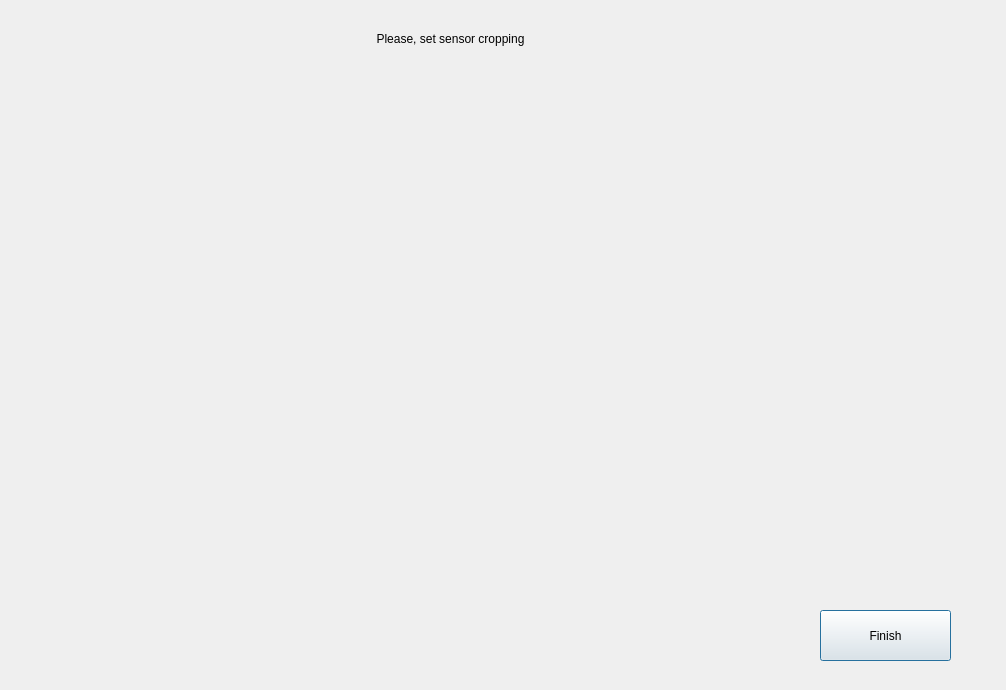
azar923/sandboxQt, file crop.ui: the form before one commit.
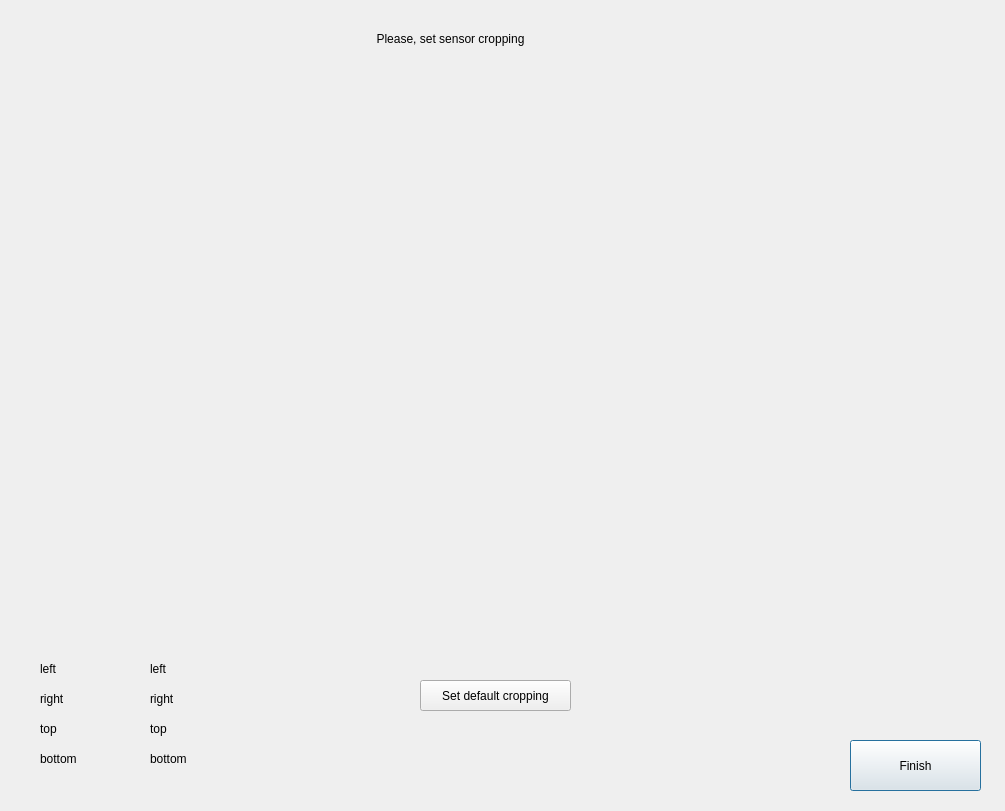
The form after the commit.

Patch:
```diff
--- a/crop.ui
+++ b/crop.ui
@@ -6,8 +6,8 @@
    <rect>
     <x>0</x>
     <y>0</y>
-    <width>1006</width>
-    <height>690</height>
+    <width>1005</width>
+    <height>811</height>
    </rect>
   </property>
   <property name="windowTitle">
@@ -16,8 +16,8 @@
   <widget class="QPushButton" name="finish">
    <property name="geometry">
     <rect>
-     <x>820</x>
-     <y>610</y>
+     <x>850</x>
+     <y>740</y>
      <width>131</width>
      <height>51</height>
     </rect>
@@ -42,6 +42,123 @@
     <set>Qt::AlignCenter</set>
    </property>
   </widget>
+  <widget class="QPushButton" name="setDefault">
+   <property name="geometry">
+    <rect>
+     <x>420</x>
+     <y>680</y>
+     <width>151</width>
+     <height>31</height>
+    </rect>
+   </property>
+   <property name="text">
+    <string>Set default cropping</string>
+   </property>
+  </widget>
+  <widget class="QLabel" name="left">
+   <property name="geometry">
+    <rect>
+     <x>150</x>
+     <y>660</y>
+     <width>67</width>
+     <height>17</height>
+    </rect>
+   </property>
+   <property name="text">
+    <string>left</string>
+   </property>
+  </widget>
+  <widget class="QLabel" name="right">
+   <property name="geometry">
+    <rect>
+     <x>150</x>
+     <y>690</y>
+     <width>67</width>
+     <height>17</height>
+    </rect>
+   </property>
+   <property name="text">
+    <string>right</string>
+   </property>
+  </widget>
+  <widget class="QLabel" name="top">
+   <property name="geometry">
+    <rect>
+     <x>150</x>
+     <y>720</y>
+     <width>67</width>
+     <height>17</height>
+    </rect>
+   </property>
+   <property name="text">
+    <string>top</string>
+   </property>
+  </widget>
+  <widget class="QLabel" name="bottom">
+   <property name="geometry">
+    <rect>
+     <x>150</x>
+     <y>750</y>
+     <width>67</width>
+     <height>17</height>
+    </rect>
+   </property>
+   <property name="text">
+    <string>bottom</string>
+   </property>
+  </widget>
+  <widget class="QLabel" name="label_6">
+   <property name="geometry">
+    <rect>
+     <x>40</x>
+     <y>660</y>
+     <width>67</width>
+     <height>17</height>
+    </rect>
+   </property>
+   <property name="text">
+    <string>left</string>
+   </property>
+  </widget>
+  <widget class="QLabel" name="label_7">
+   <property name="geometry">
+    <rect>
+     <x>40</x>
+     <y>690</y>
+     <width>67</width>
+     <height>17</height>
+    </rect>
+   </property>
+   <property name="text">
+    <string>right</string>
+   </property>
+  </widget>
+  <widget class="QLabel" name="label_8">
+   <property name="geometry">
+    <rect>
+     <x>40</x>
+     <y>720</y>
+     <width>67</width>
+     <height>17</height>
+    </rect>
+   </property>
+   <property name="text">
+    <string>top</string>
+   </property>
+  </widget>
+  <widget class="QLabel" name="label_9">
+   <property name="geometry">
+    <rect>
+     <x>40</x>
+     <y>750</y>
+     <width>67</width>
+     <height>17</height>
+    </rect>
+   </property>
+   <property name="text">
+    <string>bottom</string>
+   </property>
+  </widget>
  </widget>
  <resources/>
  <connections/>
```
